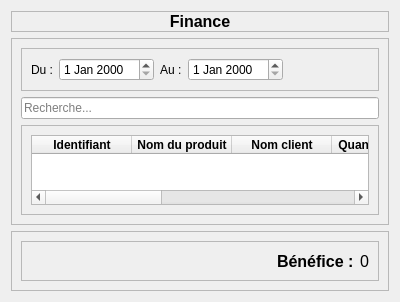
Above: financecompta.ui from Totelof10/tsena before the change. Below: the same form after it.
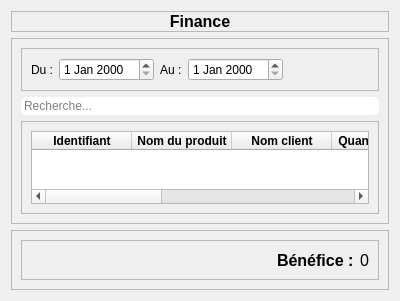
That is the form after the change. Icons and pictures are not drawn.

Patch:
```diff
--- a/financecompta.ui
+++ b/financecompta.ui
@@ -7,7 +7,7 @@
     <x>0</x>
     <y>0</y>
     <width>400</width>
-    <height>300</height>
+    <height>301</height>
    </rect>
   </property>
   <property name="windowTitle">
@@ -145,6 +145,16 @@
       </item>
       <item>
        <widget class="QLineEdit" name="lineEdit">
+        <property name="styleSheet">
+         <string notr="true">QLineEdit{
+	border: 1px solid white;
+	border-radius: 5px;
+}
+
+QLineEdit:focus{
+	border: 1px solid black;
+}</string>
+        </property>
         <property name="placeholderText">
          <string>Recherche...</string>
         </property>
```
